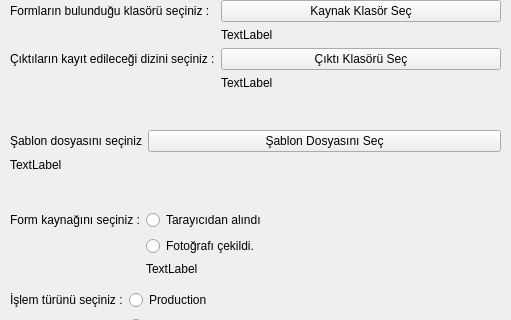
Before: the Qt Designer form OFOAnaEkran.ui in Python-Egitici-Egitimi-OOP-Grup-8/Optik-Form-Okuyucu, drawn with Qt 5; both pictures show x 0 to 511 and y 0 to 320 of the 511 by 531 pixel window.
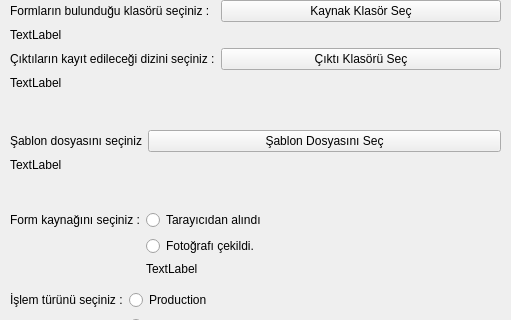
After: the same form once the commit is applied.

What changed in the file:
```diff
--- a/OFOAnaEkran.ui
+++ b/OFOAnaEkran.ui
@@ -38,13 +38,6 @@
        </property>
       </widget>
      </item>
-     <item row="2" column="1">
-      <widget class="QLabel" name="lblFormKlasor">
-       <property name="text">
-        <string>TextLabel</string>
-       </property>
-      </widget>
-     </item>
      <item row="3" column="0">
       <widget class="QLabel" name="label_2">
        <property name="text">
@@ -59,7 +52,14 @@
        </property>
       </widget>
      </item>
-     <item row="4" column="1">
+     <item row="2" column="0" colspan="2">
+      <widget class="QLabel" name="lblFormKlasor">
+       <property name="text">
+        <string>TextLabel</string>
+       </property>
+      </widget>
+     </item>
+     <item row="4" column="0" colspan="2">
       <widget class="QLabel" name="lblCiktiKlasor">
        <property name="text">
         <string>TextLabel</string>
```
